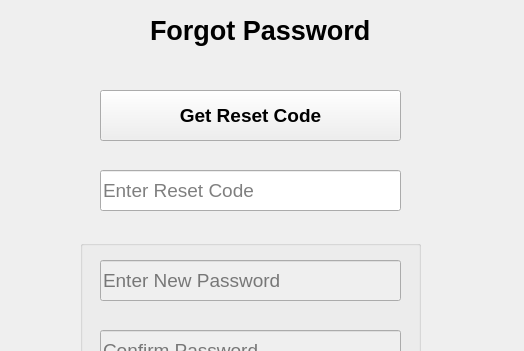
Qt form forgotpassword.ui (jeanfermaint/LibraryGUI) before a commit; both pictures show x 0 to 524 and y 0 to 351 of the 524 by 562 pixel window.
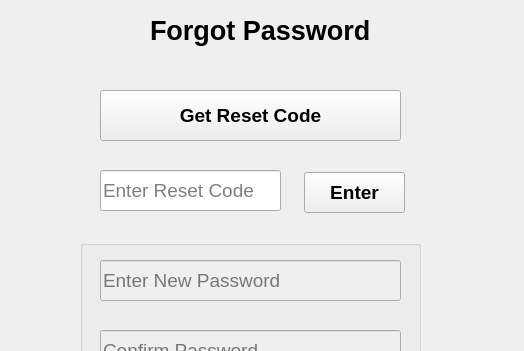
The same form after that commit.

```diff
--- a/forgotpassword.ui
+++ b/forgotpassword.ui
@@ -45,7 +45,7 @@
     <rect>
      <x>100</x>
      <y>170</y>
-     <width>301</width>
+     <width>181</width>
      <height>41</height>
     </rect>
    </property>
@@ -198,6 +198,27 @@
     <string>Get Reset Code</string>
    </property>
   </widget>
+  <widget class="QPushButton" name="pushButton_4">
+   <property name="geometry">
+    <rect>
+     <x>304</x>
+     <y>172</y>
+     <width>101</width>
+     <height>41</height>
+    </rect>
+   </property>
+   <property name="font">
+    <font>
+     <family>Segoe UI</family>
+     <pointsize>14</pointsize>
+     <weight>75</weight>
+     <bold>true</bold>
+    </font>
+   </property>
+   <property name="text">
+    <string>Enter</string>
+   </property>
+  </widget>
  </widget>
  <resources/>
  <connections/>
```
Left out of the diff: 8 changed lines with no effect on the pictures.
